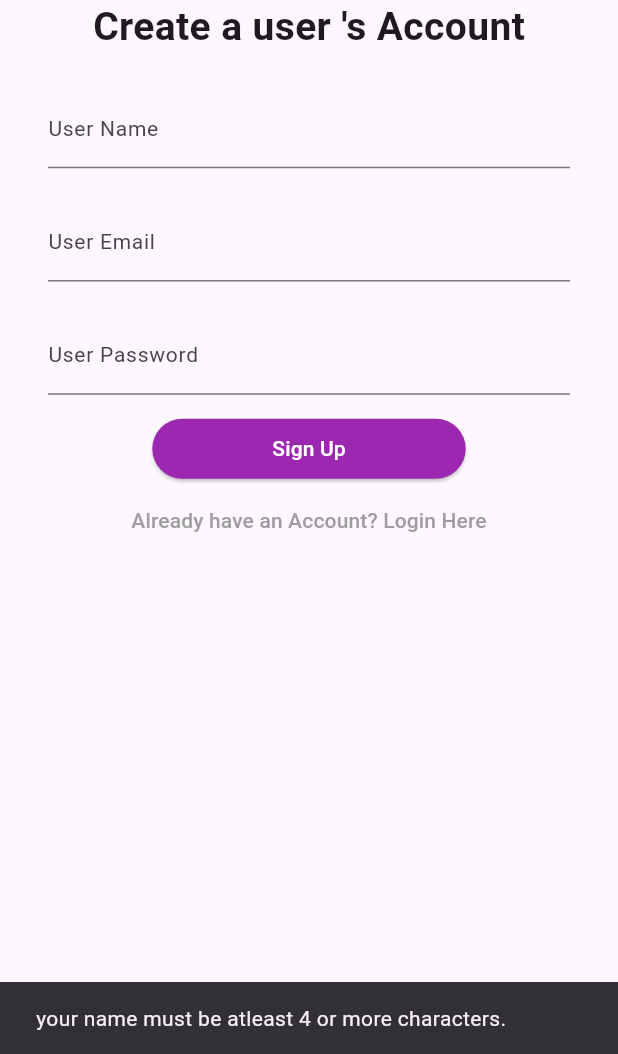
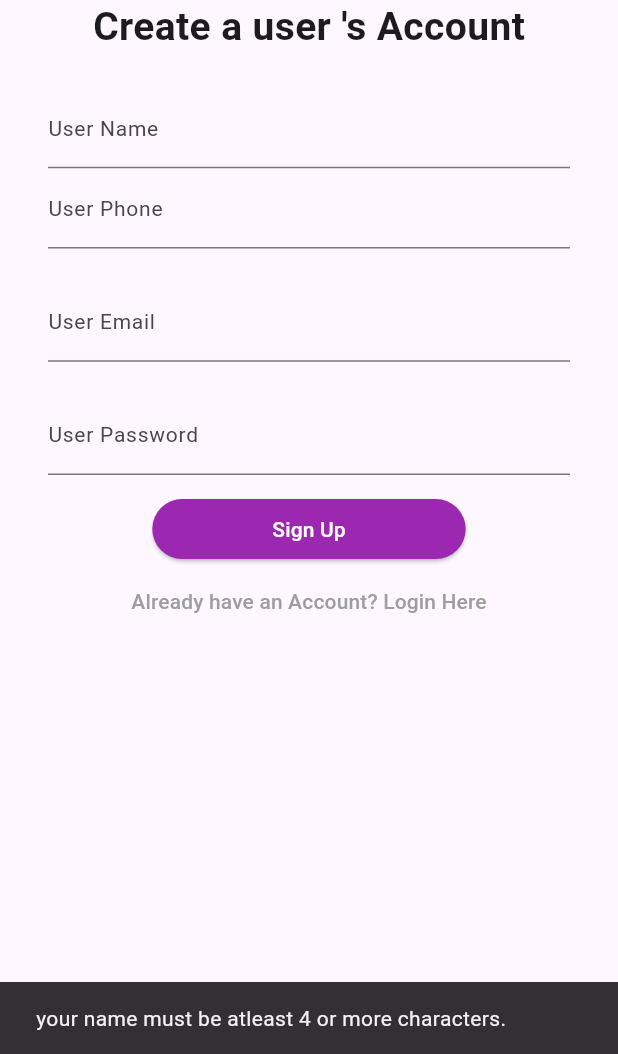
Before and after one commit to FelixPrajna/ojolali, a Flutter app: the SignupScreen screen opened directly, after a tap on "Sign Up", on a phone screen of 412 x 824 dp, the part 182-1236 px from its top. Run offline on Flutter 3.47's test engine with Material 3 defaults, Android fonts, the phone set to English and light mode, and no system bars; our stand-ins replace connectivity_plus, firebase_auth, firebase_core, firebase_database; accounts and stored records are empty.

Commit message:
Authentication sign up ke firebase

```diff
--- a/lib/authentication/signup_screen.dart
+++ b/lib/authentication/signup_screen.dart
@@ -1,6 +1,10 @@
+import 'package:firebase_auth/firebase_auth.dart';
+import 'package:firebase_database/firebase_database.dart';
 import 'package:flutter/material.dart';
 import 'package:ojolali/authentication/login_screen.dart';
 import 'package:ojolali/methods/common_methods.dart';
+import 'package:ojolali/pages/home_page.dart';
+import 'package:ojolali/widgets/loading_dialog.dart';
 
 class SignupScreen extends StatefulWidget {
   const SignupScreen({super.key});
@@ -11,6 +15,8 @@ class SignupScreen extends StatefulWidget {
 
 class SignupScreenState extends State<SignupScreen> {
   TextEditingController userNameTextEditingController = TextEditingController();
+  TextEditingController userPhoneTextEditingController =
+      TextEditingController();
   TextEditingController emailTextEditingController = TextEditingController();
   TextEditingController passwordTextEditingController = TextEditingController();
   CommonMethods cMethods = CommonMethods();
@@ -21,24 +27,53 @@ class SignupScreenState extends State<SignupScreen> {
     signupFormValidation();
   }
 
-  signupFormValidation()
-  {
-    if(userNameTextEditingController.text.trim().length < 3)
-    {
-      cMethods.displaySnackBar("your name must be atleast 4 or more characters.", context);
+  signupFormValidation() {
+    if (userNameTextEditingController.text.trim().length < 3) {
+      cMethods.displaySnackBar(
+          "your name must be atleast 4 or more characters.", context);
+    } else if (!emailTextEditingController.text.contains("@")) {
+      cMethods.displaySnackBar("please write valid email.", context);
+    } else if (passwordTextEditingController.text.trim().length < 5) {
+      cMethods.displaySnackBar(
+          "your password must be atleast 6 or more characters.", context);
+    } else {
+      registerNewUser;
     }
-    else if(!emailTextEditingController.text.contains("@"))
-    {
-      cMethods.displaySnackBar("please write valid email.", context);
-    }
-    else if(passwordTextEditingController.text.trim().length < 5)
-    {
-      cMethods.displaySnackBar("your password must be atleast 6 or more characters.", context);
-    }
-    else
-    {
-      // register user
-    }
+  }
+
+  registerNewUser() async {
+    showDialog(
+      context: context,
+      barrierDismissible: false,
+      builder: (BuildContext context) =>
+          LoadingDialog(messageText: "Registering your account..."),
+    );
+
+    final User? userFirebase = (await FirebaseAuth.instance
+            .createUserWithEmailAndPassword(
+      email: emailTextEditingController.text.trim(),
+      password: passwordTextEditingController.text.trim(),
+    )
+            .catchError((errorMsg) {
+      Navigator.pop(context);
+      cMethods.displaySnackBar(errorMsg.toString(), context);
+    }))
+        .user;
+    if (!context.mounted) return;
+    Navigator.pop(context);
+
+    DatabaseReference usersRef =
+        FirebaseDatabase.instance.ref().child("users").child(userFirebase!.uid);
+    Map userDataMap = {
+      "name": userNameTextEditingController.text.trim(),
+      "email": emailTextEditingController.text.trim(),
+      "phone": userPhoneTextEditingController.text.trim(),
+      "id": userFirebase.uid,
+      "blockStatus": "no",
+    };
+    usersRef.set(userDataMap);
+
+    Navigator.push(context, MaterialPageRoute(builder: (c) => HomePage()));
   }
 
   @override
@@ -68,6 +103,20 @@ class SignupScreenState extends State<SignupScreen> {
                       keyboardType: TextInputType.text,
                       decoration: const InputDecoration(
                         labelText: "User Name",
+                        labelStyle: TextStyle(
+                          fontSize: 14,
+                        ),
+                      ),
+                      style: TextStyle(
+                        color: Colors.grey,
+                        fontSize: 15,
+                      ),
+                    ),
+                    TextField(
+                      controller: userPhoneTextEditingController,
+                      keyboardType: TextInputType.text,
+                      decoration: const InputDecoration(
+                        labelText: "User Phone",
                         labelStyle: TextStyle(
                           fontSize: 14,
                         ),
```
Also changed, not shown: lib/pages/home_page.dart (added, +22 -0 lines).
